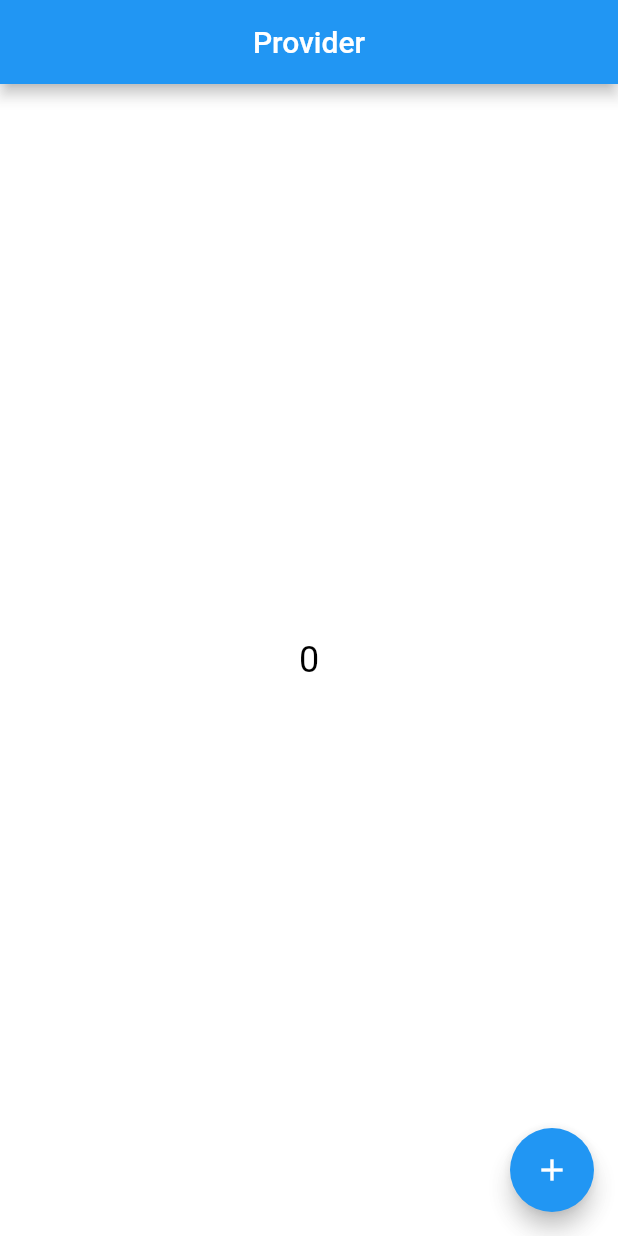
After one commit to EngrTAHAR-Noureddine/Flutter_StateMangament, a Flutter app: the screen it shows after launch, on a phone screen of 412 x 824 dp. The commit adds this screen. Run offline on Flutter 3.47's test engine with Material 2 defaults, Android fonts, the phone set to English and light mode, and no system bars.

Commit message:
add focus change notifier

```diff
--- a/flutter_provider/lib/main.dart
+++ b/flutter_provider/lib/main.dart
@@ -1,6 +1,7 @@
 import 'package:flutter/material.dart';
 import 'package:provider/provider.dart';
 
+import 'myapp/About.dart';
 import 'myapp/Home.dart';
 import 'myapp/MyProviderClass.dart';
 
@@ -8,6 +9,7 @@ void main() {
   runApp(
       MultiProvider(
         providers: [
+          // this for root Changes
           ChangeNotifierProvider(create: (_) => MyProvider()),
         ],
         child: const MyApp(),
@@ -24,7 +26,7 @@ class MyApp extends StatelessWidget {
       theme: ThemeData(
         primarySwatch: Colors.blue,
       ),
-      home: const Home(),
+      home: const FocusProvider(), //Home(), // home of root changes
     );
   }
 }
--- /dev/null
+++ b/flutter_provider/lib/myapp/About.dart
@@ -0,0 +1,50 @@
+import 'package:flutter/material.dart';
+import 'package:flutter_provider/myapp/AboutProvider.dart';
+import 'package:provider/provider.dart';
+
+class FocusProvider extends StatefulWidget {
+  const FocusProvider({Key? key}) : super(key: key);
+
+  @override
+  State<FocusProvider> createState() => _FocusProviderState();
+}
+
+/// *
+///  this is Focus Provider
+///
+/// */
+
+class _FocusProviderState extends State<FocusProvider> {
+  @override
+  Widget build(BuildContext context) {
+    return ChangeNotifierProvider<AboutProvider>(
+        create: (context) => AboutProvider(),
+        child: Builder(
+        builder: (context) {
+          return Consumer<AboutProvider>(
+              builder: (context, focusProvider, child) {
+                return  Scaffold(
+                  backgroundColor: Colors.white70,
+                  appBar: AppBar(
+                    centerTitle: true,
+                    title: const Text("Provider"),
+                  ),
+                  body:
+                  Center(
+                    child: Text("${focusProvider.number}" , style: const TextStyle(color: Colors.black , fontSize: 24, ),),
+                  ),
+
+                  floatingActionButton: FloatingActionButton(
+                    onPressed: () => focusProvider.addNumber(),
+                    // context.read<MyProvider>().addNumber(),
+                    // use when you want call fct of notifyListeners() out of Consumer<MyProvider>
+                    // example in green Comment
+                    child: const Icon(Icons.add,color: Colors.white),
+                  ),
+                );
+              });
+        }
+        )
+    );
+  }
+}
--- /dev/null
+++ b/flutter_provider/lib/myapp/AboutProvider.dart
@@ -0,0 +1,12 @@
+import 'package:flutter/cupertino.dart';
+
+class AboutProvider with ChangeNotifier{
+
+  int number = 0;
+
+   void addNumber(){
+     number++;
+     notifyListeners();
+   }
+
+}
--- a/flutter_provider/lib/myapp/Home.dart
+++ b/flutter_provider/lib/myapp/Home.dart
@@ -25,6 +25,7 @@ class _HomeState extends State<Home> {
             Center(
               child: Text("${myprovider.number}" , style: const TextStyle(color: Colors.black , fontSize: 24, ),),
             ),
+
             floatingActionButton: FloatingActionButton(
               onPressed: () => myprovider.addNumber(),
               // context.read<MyProvider>().addNumber(),
```
